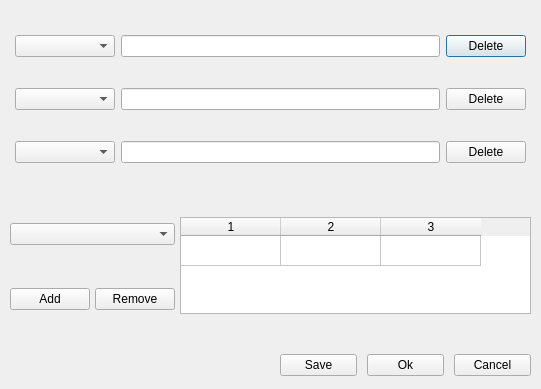
First picture: the form in limits/EditLimitGui.ui, repository Belden-Montreal/SNP-Cable-Analyser, before the edit.
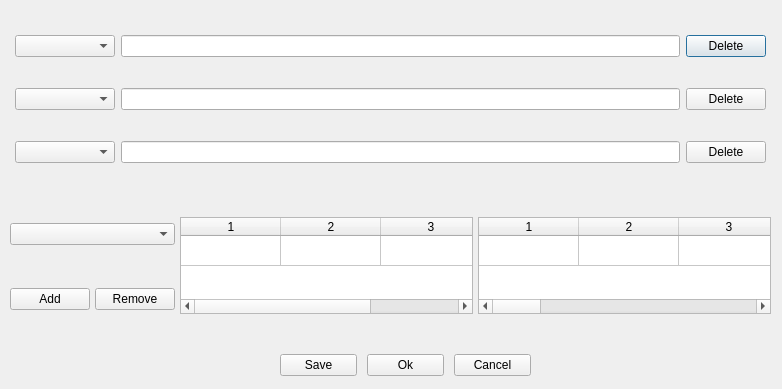
Second picture: the form after the edit.

Commit message: Added table to show limit values at certain frequencies

The edit to the form file:
```diff
--- a/limits/EditLimitGui.ui
+++ b/limits/EditLimitGui.ui
@@ -6,7 +6,7 @@
    <rect>
     <x>0</x>
     <y>0</y>
-    <width>541</width>
+    <width>782</width>
     <height>389</height>
    </rect>
   </property>
@@ -18,7 +18,7 @@
     <rect>
      <x>10</x>
      <y>10</y>
-     <width>521</width>
+     <width>761</width>
      <height>181</height>
     </rect>
    </property>
@@ -111,7 +111,7 @@
     <rect>
      <x>10</x>
      <y>190</y>
-     <width>521</width>
+     <width>761</width>
      <height>151</height>
     </rect>
    </property>
@@ -119,23 +119,16 @@
     <property name="horizontalSpacing">
      <number>5</number>
     </property>
-    <item row="1" column="0">
-     <widget class="QPushButton" name="addButton">
-      <property name="text">
-       <string>Add</string>
-      </property>
-     </widget>
-    </item>
-    <item row="1" column="1">
-     <widget class="QPushButton" name="removeButton">
-      <property name="text">
-       <string>Remove</string>
-      </property>
-     </widget>
-    </item>
     <item row="0" column="0" colspan="2">
      <widget class="QComboBox" name="parameterBox"/>
     </item>
+    <item row="1" column="1">
+     <widget class="QPushButton" name="removeButton">
+      <property name="text">
+       <string>Remove</string>
+      </property>
+     </widget>
+    </item>
     <item row="0" column="2" rowspan="2">
      <widget class="QTableWidget" name="limitsTable">
       <property name="rowCount">
@@ -159,6 +152,41 @@
       <column/>
      </widget>
     </item>
+    <item row="1" column="0">
+     <widget class="QPushButton" name="addButton">
+      <property name="text">
+       <string>Add</string>
+      </property>
+     </widget>
+    </item>
+    <item row="0" column="3" rowspan="2">
+     <widget class="QTableWidget" name="exampleTable">
+      <property name="editTriggers">
+       <set>QAbstractItemView::NoEditTriggers</set>
+      </property>
+      <property name="rowCount">
+       <number>1</number>
+      </property>
+      <property name="columnCount">
+       <number>11</number>
+      </property>
+      <attribute name="verticalHeaderVisible">
+       <bool>false</bool>
+      </attribute>
+      <row/>
+      <column/>
+      <column/>
+      <column/>
+      <column/>
+      <column/>
+      <column/>
+      <column/>
+      <column/>
+      <column/>
+      <column/>
+      <column/>
+     </widget>
+    </item>
    </layout>
   </widget>
  </widget>
```
The commit also changes 4 other files.
